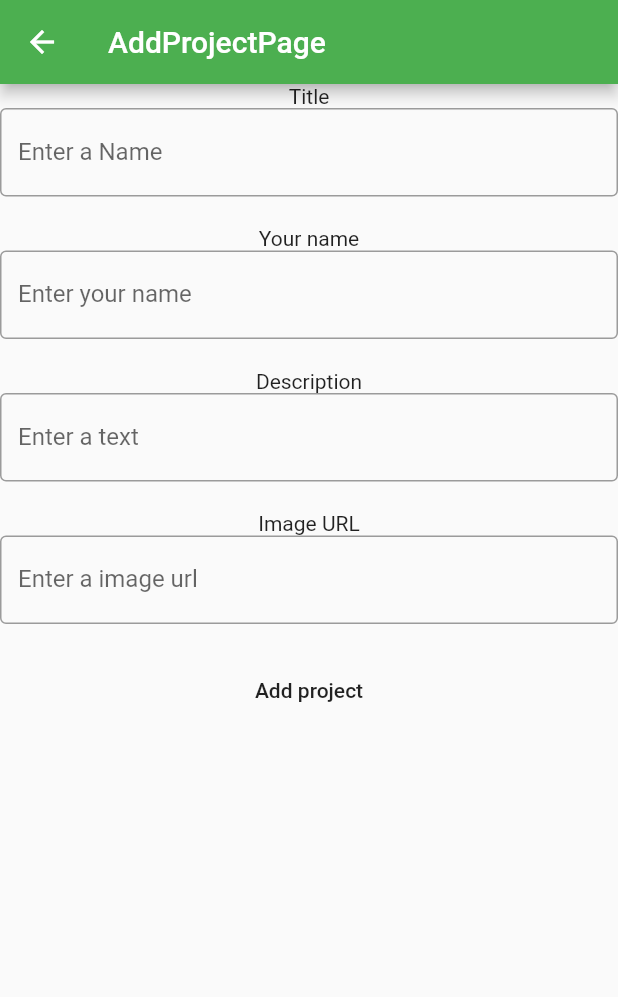
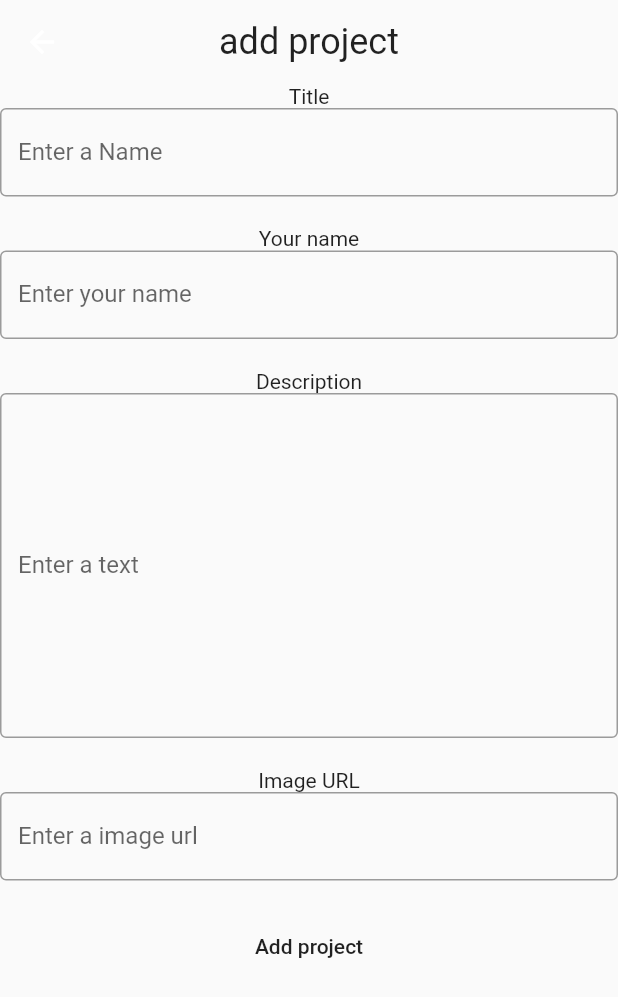
Before and after one commit to joscha0/hackaTUM2021, a Flutter app: the AddProjectView screen opened directly, on a phone screen of 412 x 824 dp. Shown: the top 997 px of the screen. Run offline on Flutter 3.47's test engine with Material 2 defaults, Android fonts, the phone set to English and light mode, and no system bars; our stand-ins replace cloud_firestore, firebase_core, get; accounts and stored records are empty.

Commit message:
improve styling

```diff
--- a/lib/modules/projects/add_project_view.dart
+++ b/lib/modules/projects/add_project_view.dart
@@ -18,7 +18,15 @@ class AddProjectView extends GetView<AddProjectController> {
   @override
   Widget build(BuildContext context) {
     return Scaffold(
-      appBar: AppBar(title: Text('AddProjectPage')),
+      appBar: AppBar(
+        elevation: 0,
+        centerTitle: true,
+        backgroundColor: Theme.of(context).scaffoldBackgroundColor,
+        title: Text(
+          'add project',
+          style: Theme.of(context).textTheme.headline5,
+        ),
+      ),
       body: SingleChildScrollView(
         child: Form(
           key: _formKey,
@@ -57,6 +65,7 @@ class AddProjectView extends GetView<AddProjectController> {
               const Text('Description'),
               TextFormField(
                 keyboardType: TextInputType.multiline,
+                maxLines: 10,
                 decoration: const InputDecoration(
                   labelText: 'Enter a text',
                   border: OutlineInputBorder(),
```
